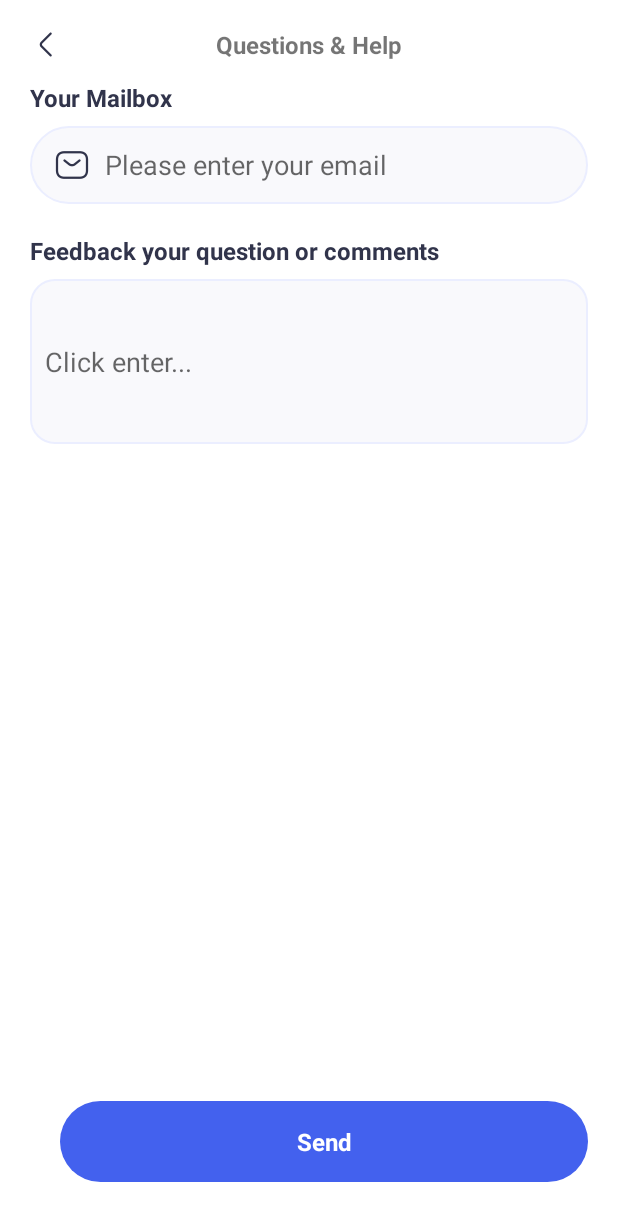
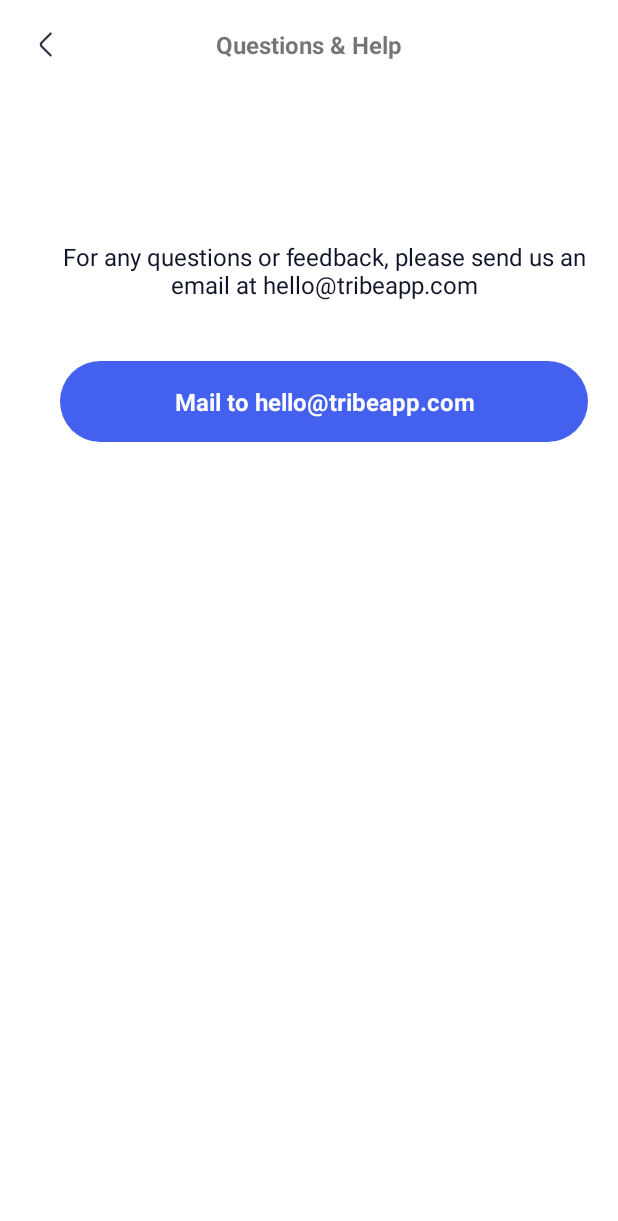
Before and after one commit to dmoney1908/SmartWatch_Android, an Android app: the fragment PersonalFragment shown on its own in the app's theme, after a tap on an icon or button, on a phone screen of 412 x 824 dp. Shown: the top 1221 px of the screen. Run offline under Robolectric (Android 15) with nearby library versions, the phone set to English and light mode, and no system bars; libraries missing offline, so code that uses them is left out: com.blankj.utilcode, com.gyf.immersionbar, com.lxj.xpopup, com.yuyh.library, com.zhj.bluetooth; 4 statements that could not run were skipped.

Commit message:
update email, logout

```diff
--- a/app/build.gradle
+++ b/app/build.gradle
@@ -80,9 +80,6 @@ dependencies {
     implementation 'no.nordicsemi.android.support.v18:scanner:1.5.0'
     implementation 'com.lxj:xpopup:2.2.14'
     implementation 'androidx.core:core-ktx:1.7.0'
-    implementation 'androidx.appcompat:appcompat:1.4.1'
-    implementation 'com.google.android.material:material:1.5.0'
-    implementation 'androidx.constraintlayout:constraintlayout:2.1.3'
     implementation 'com.google.android.gms:play-services-maps:18.1.0'
     implementation 'com.google.android.gms:play-services-location:19.0.1'
     implementation 'com.github.CymChad:BaseRecyclerViewAdapterHelper:3.0.4'
--- a/app/src/main/java/com/linhua/smartwatch/fragment/PersonalFragment.kt
+++ b/app/src/main/java/com/linhua/smartwatch/fragment/PersonalFragment.kt
@@ -16,10 +16,7 @@ import com.linhua.smartwatch.R
 import com.linhua.smartwatch.base.BaseFragment
 import com.linhua.smartwatch.helper.SystemSettings
 import com.linhua.smartwatch.helper.UserData
-import com.linhua.smartwatch.mine.AboutActivity
-import com.linhua.smartwatch.mine.FeedbackActivity
-import com.linhua.smartwatch.mine.PersonalInfoActivity
-import com.linhua.smartwatch.mine.SystemSettingsActivity
+import com.linhua.smartwatch.mine.*
 import com.linhua.smartwatch.utils.DeviceManager
 import com.lxj.xpopup.XPopup
 import com.yuyh.library.imgsel.ISNav
@@ -53,7 +50,7 @@ class PersonalFragment: BaseFragment(){
             startActivity(intent)
         }
         hostView!!.findViewById<RelativeLayout>(R.id.rl_help).setOnClickListener {
-            val intent = Intent(this.context, FeedbackActivity::class.java)
+            val intent = Intent(this.context, HelpActivity::class.java)
             startActivity(intent)
         }
         hostView!!.findViewById<RelativeLayout>(R.id.rl_about).setOnClickListener {
--- /dev/null
+++ b/app/src/main/java/com/linhua/smartwatch/mine/HelpActivity.kt
@@ -0,0 +1,39 @@
+package com.linhua.smartwatch.mine
+
+import android.content.Intent
+import android.net.Uri
+import android.os.Bundle
+import com.linhua.smartwatch.base.CommonActivity
+import com.linhua.smartwatch.databinding.ActivityHelpBinding
+
+
+class HelpActivity : CommonActivity() {
+    private lateinit var binding: ActivityHelpBinding
+
+    override fun onCreate(savedInstanceState: Bundle?) {
+        super.onCreate(savedInstanceState)
+        binding = ActivityHelpBinding.inflate(layoutInflater)
+        setContentView(binding.root)
+
+        binding.baseTitleBack.setOnClickListener {
+            onBackPressed()
+        }
+
+        binding.tvMailTo.setOnClickListener {
+            val emails = mutableListOf<String>()
+            val email = "hello@tribeapp.com"
+            composeEmail(email,"Question & Help of Tribe")
+        }
+    }
+
+    fun composeEmail(address: String, subject: String?) {
+        val intent = Intent(Intent.ACTION_SENDTO)
+        intent.data = Uri.parse("mailto:") // only email apps should handle this
+        intent.putExtra(Intent.EXTRA_EMAIL, address)
+        intent.putExtra(Intent.EXTRA_SUBJECT, subject)
+        if (intent.resolveActivity(packageManager) != null) {
+            startActivity(intent)
+        }
+    }
+
+}
--- /dev/null
+++ b/app/src/main/res/layout/activity_help.xml
@@ -0,0 +1,72 @@
+<?xml version="1.0" encoding="utf-8"?>
+<RelativeLayout xmlns:android="http://schemas.android.com/apk/res/android"
+    xmlns:app="http://schemas.android.com/apk/res-auto"
+    xmlns:tools="http://schemas.android.com/tools"
+    android:layout_width="match_parent"
+    android:layout_height="match_parent"
+    android:orientation="vertical"
+    tools:context=".mine.HelpActivity">
+    <RelativeLayout
+        android:id="@+id/rl_top"
+        android:layout_width="match_parent"
+        android:layout_height="60dp"
+        android:layout_marginLeft="20dp"
+        android:layout_marginRight="20dp">
+
+        <ImageView
+            android:id="@+id/base_title_back"
+            android:layout_width="22dp"
+            android:layout_height="22dp"
+            android:layout_centerVertical="true"
+            android:src="@drawable/icon_navigation_back" />
+
+        <TextView
+            android:id="@+id/tv_name"
+            android:layout_width="match_parent"
+            android:layout_height="wrap_content"
+            android:layout_centerHorizontal="true"
+            android:layout_centerVertical="true"
+            android:gravity="center"
+            android:text="@string/help"
+            android:textSize="16dp"
+            android:textStyle="bold"/>
+    </RelativeLayout>
+
+    <RelativeLayout
+        android:id="@+id/rl_sign"
+        android:layout_width="match_parent"
+        android:layout_height="wrap_content"
+        android:layout_marginTop="100dp"
+        android:layout_below="@+id/rl_top"
+        android:layout_marginStart="20dp">
+        <TextView
+            android:id="@+id/tv_send_hint"
+            android:layout_width="match_parent"
+            android:layout_height="wrap_content"
+            android:layout_marginStart="20dp"
+            android:layout_marginEnd="20dp"
+            android:autoSizeMaxTextSize="20dp"
+            android:gravity="center"
+            android:text="@string/mailto_hint"
+            android:textColor="@color/primary_black"
+            android:textSize="16sp"
+            android:textStyle="normal" />
+
+        <TextView
+            android:id="@+id/tv_mail_to"
+            android:layout_width="match_parent"
+            android:layout_height="54dp"
+            android:layout_marginTop="40dp"
+            android:layout_marginStart="20dp"
+            android:layout_marginEnd="20dp"
+            android:layout_below="@+id/tv_send_hint"
+            android:autoSizeMaxTextSize="30dp"
+            android:gravity="center"
+            android:text="@string/mailto"
+            android:background="@drawable/sign_shape"
+            android:textColor="@color/white"
+            android:textSize="16sp"
+            android:textStyle="bold" />
+    </RelativeLayout>
+
+</RelativeLayout>
--- a/app/src/main/res/values/strings.xml
+++ b/app/src/main/res/values/strings.xml
@@ -126,6 +126,9 @@
     <string name="login">Log in</string>
     <string name="save">Save</string>
     <string name="send">Send</string>
+    <string name="mailto_hint">For any questions or feedback, please send us an email at hello@tribeapp.com</string>
+    <string name="mailto">Mail to hello@tribeapp.com</string>
+    <string name="logout">Log Out</string>
     <string name="sign">Sign up</string>
     <string name="tempr_f">°F</string>
     <string name="tempr_c">°C</string>
```
Also changed, not shown: app/src/main/AndroidManifest.xml (+10 -2 lines), app/src/main/java/com/linhua/smartwatch/mine/AboutActivity.kt (+9 -0 lines), app/src/main/res/layout/activity_about.xml (+15 -0 lines).
